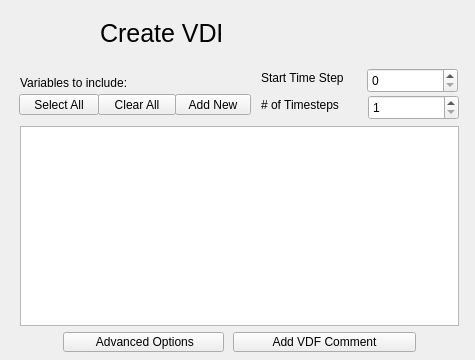
Qt form apps/vdcwizard/ui/Page3.ui (yyr/vapor) before a commit.
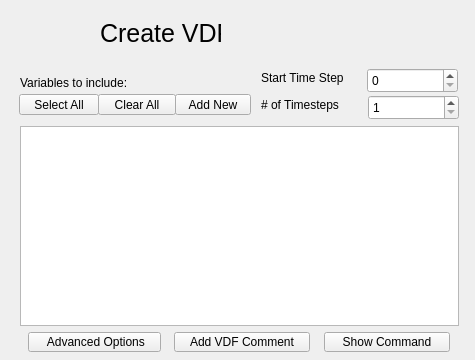
The same form after that commit.

Commit message: Added option for user to view command line syntax for the wisard's current data conversion settings

```diff
--- a/apps/vdcwizard/ui/Page3.ui
+++ b/apps/vdcwizard/ui/Page3.ui
@@ -116,9 +116,9 @@
   <widget class="QPushButton" name="advanceOptionButton">
    <property name="geometry">
     <rect>
-     <x>63</x>
+     <x>28</x>
      <y>332</y>
-     <width>161</width>
+     <width>133</width>
      <height>20</height>
     </rect>
    </property>
@@ -181,9 +181,9 @@
   <widget class="QPushButton" name="vdfCommentButton">
    <property name="geometry">
     <rect>
-     <x>233</x>
+     <x>174</x>
      <y>332</y>
-     <width>183</width>
+     <width>136</width>
      <height>20</height>
     </rect>
    </property>
@@ -204,6 +204,19 @@
     <string/>
    </property>
   </widget>
+  <widget class="QPushButton" name="showCommandButton">
+   <property name="geometry">
+    <rect>
+     <x>324</x>
+     <y>332</y>
+     <width>126</width>
+     <height>20</height>
+    </rect>
+   </property>
+   <property name="text">
+    <string>Show Command</string>
+   </property>
+  </widget>
  </widget>
  <resources/>
  <connections/>
```
The commit also changes 9 other files.
